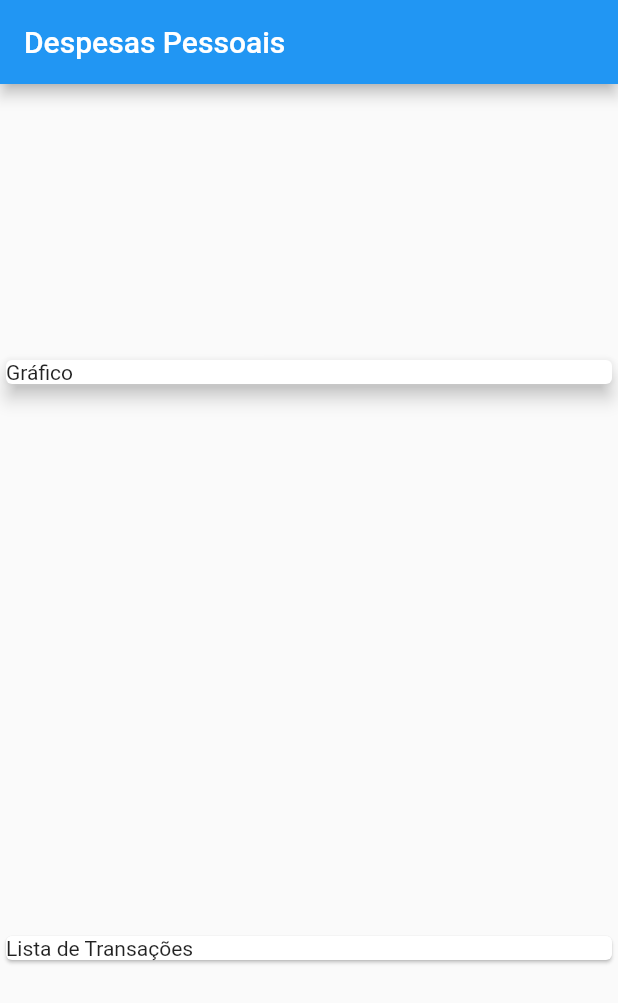
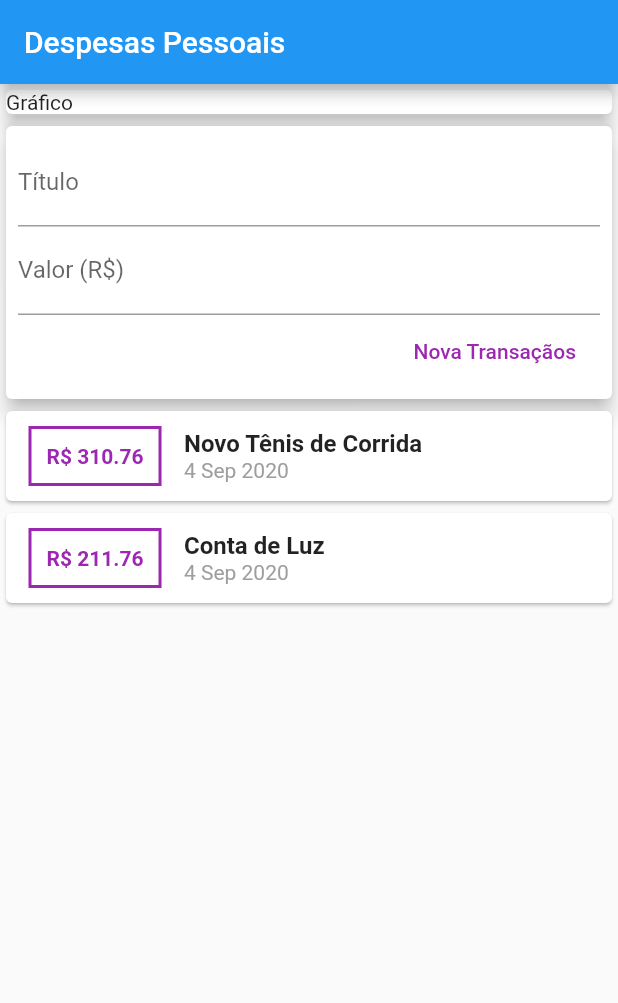
Before and after one commit to GabrielDVpereira/SePoupeFlutter, a Flutter app: the screen it shows after launch, on a phone screen of 412 x 824 dp. Shown: the top 1003 px of the screen. Run offline on Flutter 3.47's test engine with Material 2 defaults, Android fonts, the phone set to English and light mode, and no system bars.

Commit message:
Add new transaction feature

```diff
--- /dev/null
+++ b/lib/components/transaction_form.dart
@@ -0,0 +1,45 @@
+import 'package:flutter/material.dart';
+
+class TransactionForm extends StatelessWidget {
+  final void Function(String, double) onSubmit;
+  TransactionForm(this.onSubmit);
+
+  @override
+  Widget build(BuildContext context) {
+    final titleController = TextEditingController();
+    final valueController = TextEditingController();
+    return Card(
+        elevation: 5,
+        child: Padding(
+          padding: const EdgeInsets.all(8.0),
+          child: Column(
+            children: <Widget>[
+              TextField(
+                controller: titleController,
+                decoration: InputDecoration(labelText: 'Título'),
+              ),
+              TextField(
+                controller: valueController,
+                decoration: InputDecoration(labelText: 'Valor (R\$)'),
+              ),
+              Row(
+                mainAxisAlignment: MainAxisAlignment.end,
+                children: [
+                  FlatButton(
+                    child: Text('Nova Transaçãos'),
+                    textColor: Colors.purple,
+                    onPressed: () {
+                      final title = titleController.text;
+                      final value =
+                          double.tryParse(valueController.text) ?? 0.0;
+
+                      onSubmit(title, value);
+                    },
+                  ),
+                ],
+              )
+            ],
+          ),
+        ));
+  }
+}
--- /dev/null
+++ b/lib/components/transaction_list.dart
@@ -0,0 +1,44 @@
+import 'package:flutter/material.dart';
+import '../models/transaction.dart';
+import 'package:intl/intl.dart';
+
+class TransactionList extends StatelessWidget {
+  final List<Transaction> transactions;
+  TransactionList(this.transactions);
+
+  @override
+  Widget build(BuildContext context) {
+    return Column(
+        children: transactions.map((tr) {
+      return Card(
+          child: Row(
+        children: <Widget>[
+          Container(
+            child: Text(
+              'R\$ ${tr.value.toString()}',
+              style:
+                  TextStyle(fontWeight: FontWeight.bold, color: Colors.purple),
+            ),
+            margin: EdgeInsets.symmetric(horizontal: 15, vertical: 10),
+            decoration: BoxDecoration(
+                border: Border.all(color: Colors.purple, width: 2)),
+            padding: EdgeInsets.all(10),
+          ),
+          Column(
+            crossAxisAlignment: CrossAxisAlignment.start,
+            children: <Widget>[
+              Text(
+                tr.title,
+                style: TextStyle(fontWeight: FontWeight.bold, fontSize: 16),
+              ),
+              Text(
+                DateFormat('d MMM y').format(tr.date),
+                style: TextStyle(color: Colors.grey),
+              )
+            ],
+          )
+        ],
+      ));
+    }).toList());
+  }
+}
--- /dev/null
+++ b/lib/components/transaction_user.dart
@@ -0,0 +1,50 @@
+import 'dart:math';
+
+import 'package:flutter/material.dart';
+import 'transaction_form.dart';
+import 'transaction_list.dart';
+import '../models/transaction.dart';
+
+class TransactionUser extends StatefulWidget {
+  @override
+  _TransactionUserState createState() => _TransactionUserState();
+}
+
+class _TransactionUserState extends State<TransactionUser> {
+  final _transactions = [
+    Transaction(
+      id: 't1',
+      title: 'Novo Tênis de Corrida',
+      value: 310.76,
+      date: DateTime.now(),
+    ),
+    Transaction(
+      id: 't2',
+      title: 'Conta de Luz',
+      value: 211.76,
+      date: DateTime.now(),
+    ),
+  ];
+
+  _addTransaction(String title, double value) {
+    final newTransaction = Transaction(
+      id: Random().nextDouble().toString(),
+      title: title,
+      value: value,
+      date: DateTime.now(),
+    );
+    setState(() {
+      _transactions.add(newTransaction);
+    });
+  }
+
+  @override
+  Widget build(BuildContext context) {
+    return Column(
+      children: <Widget>[
+        TransactionForm(_addTransaction),
+        TransactionList(_transactions),
+      ],
+    );
+  }
+}
--- a/lib/main.dart
+++ b/lib/main.dart
@@ -1,5 +1,5 @@
 import 'package:flutter/material.dart';
-import 'package:sePoupeFlutter/models/transaction.dart';
+import './components/transaction_user.dart';
 
 main() => runApp(ExpensesApp());
 
@@ -13,28 +13,14 @@ class ExpensesApp extends StatelessWidget {
 }
 
 class MyHomePage extends StatelessWidget {
-  final _transactions = [
-    Transaction(
-      id: 't1',
-      title: 'Novo Tênis de Corrida',
-      value: 310.76,
-      date: DateTime.now(),
-    ),
-    Transaction(
-      id: 't2',
-      title: 'Conta de Luz',
-      value: 211.76,
-      date: DateTime.now(),
-    ),
-  ];
   @override
   Widget build(BuildContext context) {
     return Scaffold(
       appBar: AppBar(
         title: Text('Despesas Pessoais'),
       ),
-      body: Column(
-          mainAxisAlignment: MainAxisAlignment.spaceAround,
+      body: SingleChildScrollView(
+        child: Column(
             crossAxisAlignment: CrossAxisAlignment.stretch,
             children: <Widget>[
               Container(
@@ -43,10 +29,9 @@ class MyHomePage extends StatelessWidget {
                   elevation: 5,
                 ),
               ),
-            Card(
-              child: Text('Lista de Transações'),
-            )
+              TransactionUser()
             ]),
+      ),
     );
   }
 }
--- a/lib/models/transaction.dart
+++ b/lib/models/transaction.dart
@@ -11,5 +11,5 @@ class Transaction {
     @required this.title,
     @required this.value,
     @required this.date,
-  })
+  });
 }
--- a/pubspec.yaml
+++ b/pubspec.yaml
@@ -3,7 +3,7 @@ description: A new Flutter project.
 
 # The following line prevents the package from being accidentally published to
 # pub.dev using `pub publish`. This is preferred for private packages.
-publish_to: 'none' # Remove this line if you wish to publish to pub.dev
+publish_to: "none" # Remove this line if you wish to publish to pub.dev
 
 # The following defines the version and build number for your application.
 # A version number is three numbers separated by dots, like 1.2.43
@@ -23,7 +23,7 @@ environment:
 dependencies:
   flutter:
     sdk: flutter
-
+  intl: 0.16.1
 
   # The following adds the Cupertino Icons font to your application.
   # Use with the CupertinoIcons class for iOS style icons.
@@ -38,7 +38,6 @@ dev_dependencies:
 
 # The following section is specific to Flutter.
 flutter:
-
   # The following line ensures that the Material Icons font is
   # included with your application, so that you can use the icons in
   # the material Icons class.
```
Also changed, not shown: pubspec.lock. Lines whose indentation alone changed are shown as unchanged.
